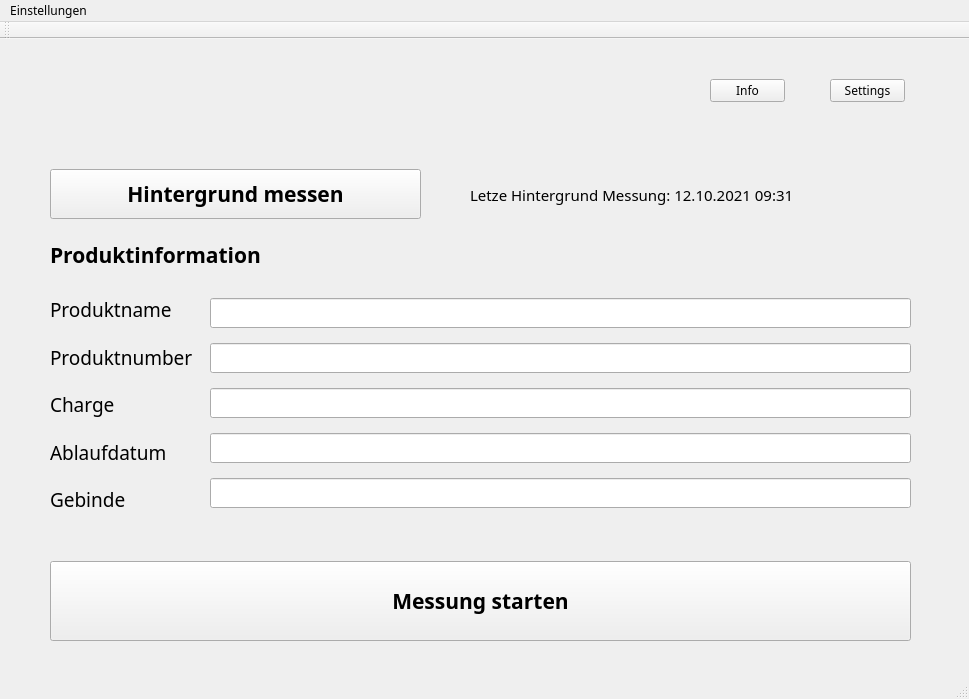
Old version of the form app.ui in the repository fabianjaeger1/Phydent-App.
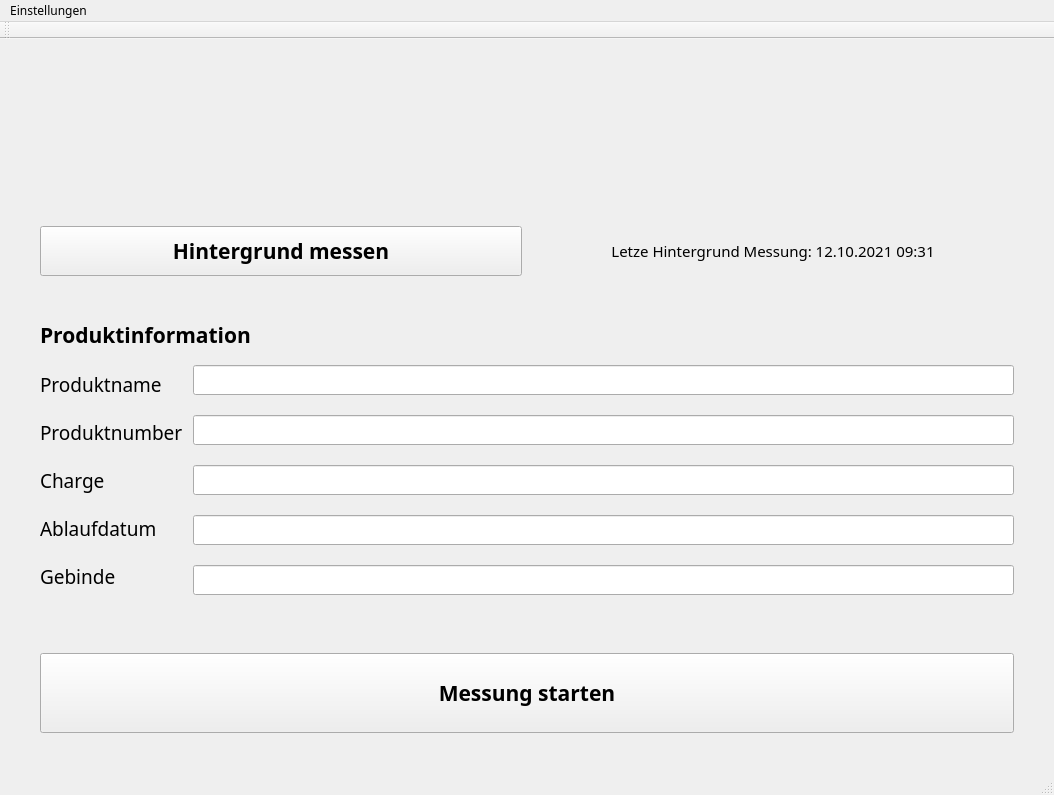
New version of the form. Icons and pictures are not drawn.

Commit message: Add Login Window and Phydent Logo

The edit to the form file:
```diff
--- a/app.ui
+++ b/app.ui
@@ -6,8 +6,8 @@
    <rect>
     <x>0</x>
     <y>0</y>
-    <width>969</width>
-    <height>699</height>
+    <width>1054</width>
+    <height>795</height>
    </rect>
   </property>
   <property name="font">
@@ -20,15 +20,24 @@
    <string>MainWindow</string>
   </property>
   <widget class="QWidget" name="centralwidget">
+   <layout class="QVBoxLayout" name="verticalLayout">
+    <property name="spacing">
+     <number>10</number>
+    </property>
+    <property name="leftMargin">
+     <number>40</number>
+    </property>
+    <property name="topMargin">
+     <number>40</number>
+    </property>
+    <property name="rightMargin">
+     <number>40</number>
+    </property>
+    <property name="bottomMargin">
+     <number>40</number>
+    </property>
+    <item>
    <widget class="QLabel" name="label">
-    <property name="geometry">
-     <rect>
-      <x>40</x>
-      <y>30</y>
-      <width>411</width>
-      <height>61</height>
-     </rect>
-    </property>
     <property name="text">
      <string>&lt;html&gt;&lt;head/&gt;&lt;body&gt;&lt;p&gt;&lt;img src=&quot;:/NewPrefix/phydent-logo-2x.png&quot;/&gt;&lt;/p&gt;&lt;/body&gt;&lt;/html&gt;</string>
     </property>
@@ -36,48 +45,11 @@
      <bool>false</bool>
     </property>
    </widget>
-   <widget class="QWidget" name="verticalLayoutWidget_2">
-    <property name="geometry">
-     <rect>
-      <x>50</x>
-      <y>507</y>
-      <width>861</width>
-      <height>111</height>
-     </rect>
-    </property>
-    <layout class="QVBoxLayout" name="verticalLayout_2">
-     <item>
-      <widget class="QPushButton" name="pushButton_2">
-       <property name="minimumSize">
-        <size>
-         <width>0</width>
-         <height>80</height>
-        </size>
-       </property>
-       <property name="font">
-        <font>
-         <family>Corbel</family>
-         <pointsize>16</pointsize>
-         <weight>75</weight>
-         <bold>true</bold>
-        </font>
-       </property>
-       <property name="text">
-        <string>Messung starten</string>
-       </property>
-      </widget>
-     </item>
-    </layout>
-   </widget>
+    </item>
+    <item>
+     <layout class="QHBoxLayout" name="horizontalLayout_2">
+      <item>
    <widget class="QPushButton" name="pushButton">
-    <property name="geometry">
-     <rect>
-      <x>50</x>
-      <y>130</y>
-      <width>371</width>
-      <height>50</height>
-     </rect>
-    </property>
     <property name="minimumSize">
      <size>
       <width>0</width>
@@ -99,77 +71,9 @@
      <string>Hintergrund messen</string>
     </property>
    </widget>
-   <widget class="QWidget" name="verticalLayoutWidget">
-    <property name="geometry">
-     <rect>
-      <x>210</x>
-      <y>250</y>
-      <width>701</width>
-      <height>231</height>
-     </rect>
-    </property>
-    <layout class="QVBoxLayout" name="verticalLayout_3">
-     <item>
-      <widget class="QLineEdit" name="lineEdit_6">
-       <property name="minimumSize">
-        <size>
-         <width>0</width>
-         <height>30</height>
-        </size>
-       </property>
-      </widget>
      </item>
      <item>
-      <widget class="QLineEdit" name="lineEdit_7">
-       <property name="minimumSize">
-        <size>
-         <width>0</width>
-         <height>30</height>
-        </size>
-       </property>
-      </widget>
-     </item>
-     <item>
-      <widget class="QLineEdit" name="lineEdit_8">
-       <property name="minimumSize">
-        <size>
-         <width>0</width>
-         <height>30</height>
-        </size>
-       </property>
-      </widget>
-     </item>
-     <item>
-      <widget class="QLineEdit" name="lineEdit_9">
-       <property name="minimumSize">
-        <size>
-         <width>0</width>
-         <height>30</height>
-        </size>
-       </property>
-      </widget>
-     </item>
-     <item>
-      <widget class="QLineEdit" name="lineEdit_10">
-       <property name="minimumSize">
-        <size>
-         <width>0</width>
-         <height>30</height>
-        </size>
-       </property>
-      </widget>
-     </item>
-    </layout>
-   </widget>
    <widget class="QLabel" name="label_2">
-    <property name="geometry">
-     <rect>
-      <x>470</x>
-      <y>130</y>
-      <width>381</width>
-      <height>51</height>
-     </rect>
-    </property>
     <property name="font">
      <font>
       <family>Corbel</family>
@@ -181,15 +85,22 @@
     <property name="text">
      <string>Letze Hintergrund Messung: 12.10.2021 09:31</string>
     </property>
-   </widget>
+        <property name="alignment">
+         <set>Qt::AlignCenter</set>
+        </property>
+       </widget>
+      </item>
+     </layout>
+    </item>
+    <item>
+     <layout class="QVBoxLayout" name="verticalLayout_2">
+      <item>
    <widget class="QLabel" name="label_3">
-    <property name="geometry">
-     <rect>
-      <x>50</x>
-      <y>200</y>
-      <width>381</width>
-      <height>31</height>
-     </rect>
+        <property name="minimumSize">
+         <size>
+          <width>0</width>
+          <height>40</height>
+         </size>
     </property>
     <property name="font">
      <font>
@@ -203,21 +114,19 @@
      <string>Produktinformation</string>
     </property>
    </widget>
-   <widget class="QWidget" name="verticalLayoutWidget_3">
-    <property name="geometry">
-     <rect>
-      <x>50</x>
-      <y>250</y>
-      <width>160</width>
-      <height>231</height>
-     </rect>
-    </property>
+      </item>
+      <item>
+       <layout class="QHBoxLayout" name="horizontalLayout">
+        <property name="spacing">
+         <number>10</number>
+        </property>
+        <item>
     <layout class="QVBoxLayout" name="verticalLayout_4">
      <item>
       <widget class="QLabel" name="label_4">
        <property name="minimumSize">
         <size>
-         <width>0</width>
+              <width>140</width>
          <height>30</height>
         </size>
        </property>
@@ -319,41 +228,114 @@
       </widget>
      </item>
     </layout>
-   </widget>
-   <widget class="QPushButton" name="pushButton_3">
-    <property name="geometry">
-     <rect>
-      <x>710</x>
-      <y>40</y>
-      <width>75</width>
-      <height>23</height>
-     </rect>
-    </property>
-    <property name="text">
-     <string>Info</string>
-    </property>
-   </widget>
-   <widget class="QPushButton" name="pushButton_4">
-    <property name="geometry">
-     <rect>
-      <x>830</x>
-      <y>40</y>
-      <width>75</width>
-      <height>23</height>
-     </rect>
-    </property>
+        </item>
+        <item>
+         <layout class="QVBoxLayout" name="verticalLayout_3">
+          <property name="spacing">
+           <number>20</number>
+          </property>
+          <item>
+           <widget class="QLineEdit" name="lineEdit_6">
+            <property name="minimumSize">
+             <size>
+              <width>0</width>
+              <height>30</height>
+             </size>
+            </property>
+           </widget>
+          </item>
+          <item>
+           <widget class="QLineEdit" name="lineEdit_7">
+            <property name="minimumSize">
+             <size>
+              <width>0</width>
+              <height>30</height>
+             </size>
+            </property>
+           </widget>
+          </item>
+          <item>
+           <widget class="QLineEdit" name="lineEdit_8">
+            <property name="minimumSize">
+             <size>
+              <width>0</width>
+              <height>30</height>
+             </size>
+            </property>
+           </widget>
+          </item>
+          <item>
+           <widget class="QLineEdit" name="lineEdit_9">
+            <property name="minimumSize">
+             <size>
+              <width>0</width>
+              <height>30</height>
+             </size>
+            </property>
+           </widget>
+          </item>
+          <item>
+           <widget class="QLineEdit" name="lineEdit_10">
+            <property name="minimumSize">
+             <size>
+              <width>0</width>
+              <height>30</height>
+             </size>
+            </property>
+           </widget>
+          </item>
+         </layout>
+        </item>
+       </layout>
+      </item>
+     </layout>
+    </item>
+    <item>
+     <spacer name="verticalSpacer">
+      <property name="orientation">
+       <enum>Qt::Vertical</enum>
+      </property>
+      <property name="sizeType">
+       <enum>QSizePolicy::Fixed</enum>
+      </property>
+      <property name="sizeHint" stdset="0">
+       <size>
+        <width>20</width>
+        <height>20</height>
+       </size>
+      </property>
+     </spacer>
+    </item>
+    <item alignment="Qt::AlignBottom">
+     <widget class="QPushButton" name="pushButton_2">
+      <property name="minimumSize">
+       <size>
+        <width>0</width>
+        <height>80</height>
+       </size>
+      </property>
+      <property name="font">
+       <font>
+        <family>Corbel</family>
+        <pointsize>16</pointsize>
+        <weight>75</weight>
+        <bold>true</bold>
+       </font>
+      </property>
     <property name="text">
-     <string>Settings</string>
-    </property>
-   </widget>
+       <string>Messung starten</string>
+      </property>
+     </widget>
+    </item>
+   </layout>
   </widget>
   <widget class="QMenuBar" name="menubar">
    <property name="geometry">
     <rect>
      <x>0</x>
      <y>0</y>
-     <width>969</width>
-     <height>20</height>
+     <width>1054</width>
+     <height>21</height>
     </rect>
    </property>
    <widget class="QMenu" name="menuEinstellungen">
```
Lines whose indentation alone changed are shown as unchanged.
